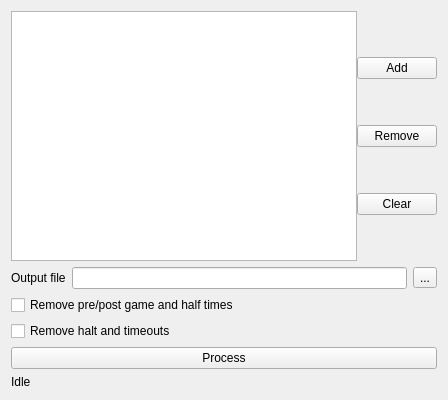
First picture: the form in src/logplayer/logcutter.ui, repository robotics-erlangen/framework, before the edit.
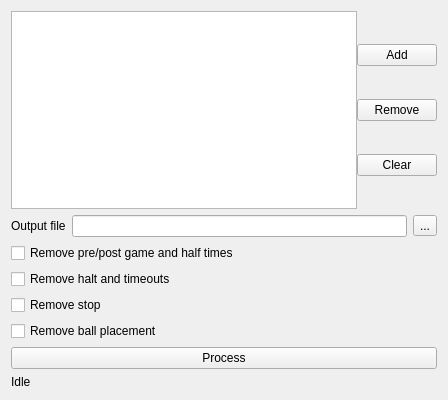
Second picture: the form after the edit.

Commit message: Logcutter: allow cutting stop and ball placement

What changed in the file:
```diff
--- a/src/logplayer/logcutter.ui
+++ b/src/logplayer/logcutter.ui
@@ -87,6 +87,20 @@
      </property>
     </widget>
    </item>
+   <item>
+    <widget class="QCheckBox" name="cutStop">
+     <property name="text">
+      <string>Remove stop</string>
+     </property>
+    </widget>
+   </item>
+   <item>
+    <widget class="QCheckBox" name="cutBallplacement">
+     <property name="text">
+      <string>Remove ball placement</string>
+     </property>
+    </widget>
+   </item>
    <item>
     <widget class="QPushButton" name="processBtn">
      <property name="text">
```
The commit also changes 3 other files.
